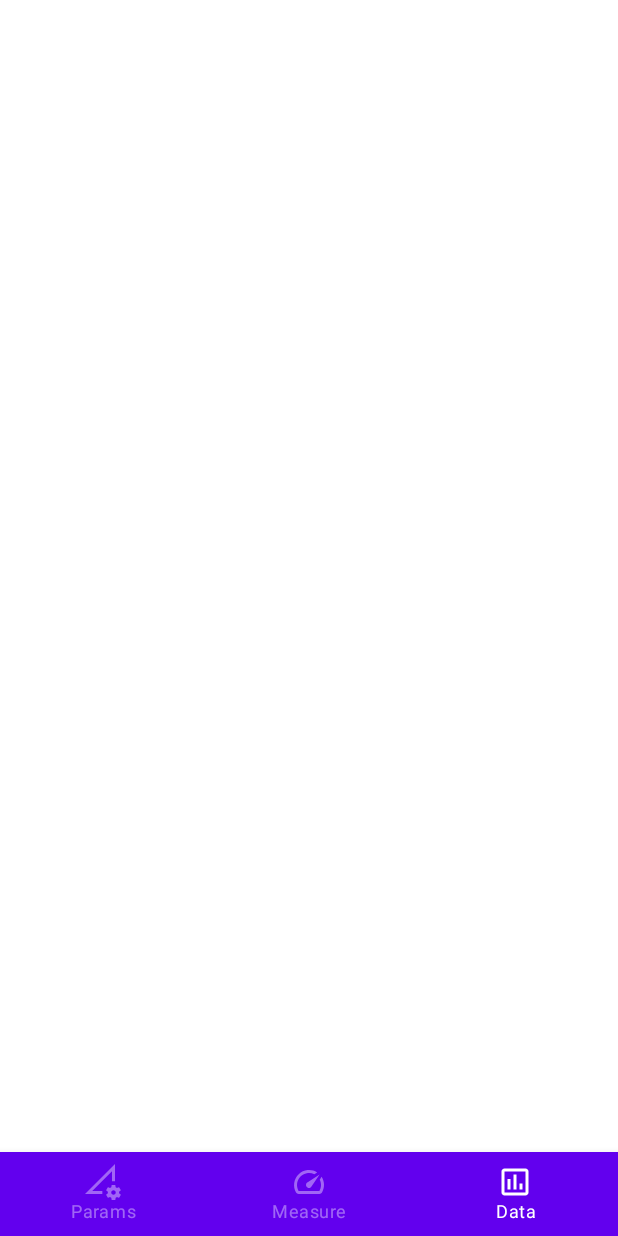
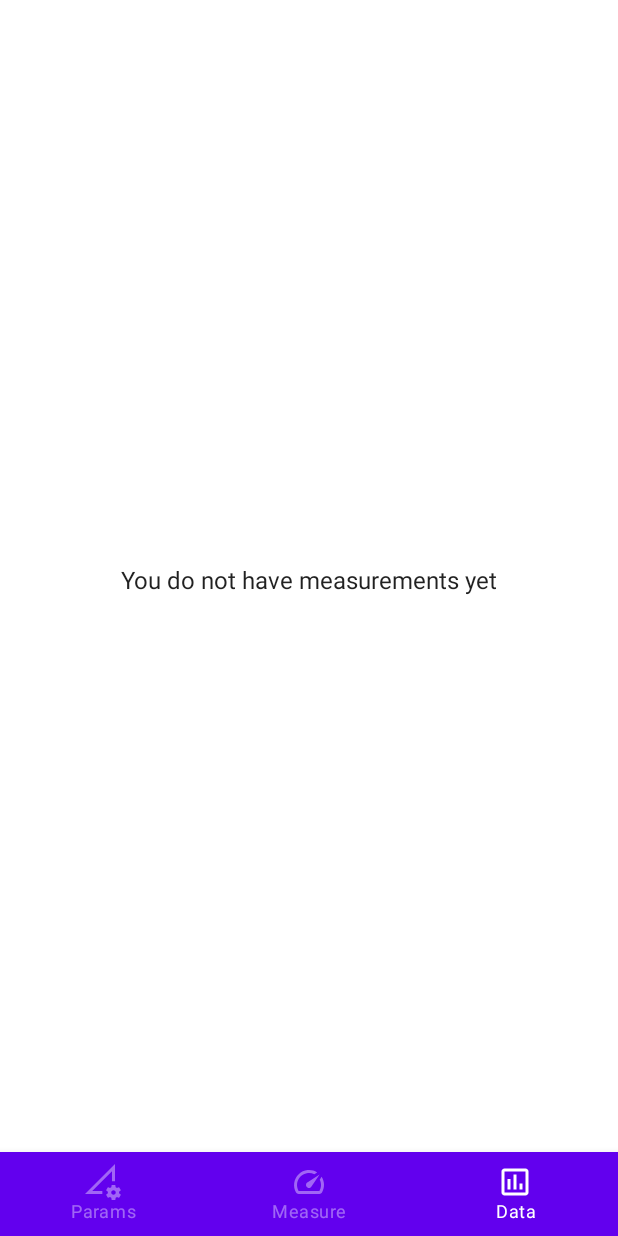
Before and after one commit to Imax1S/train_speed, an Android app built with Jetpack Compose: the Data screen opened through its navigation route, on a phone screen of 412 x 824 dp. Run offline under Robolectric (Android 15) with nearby library versions, the phone set to English and light mode, and no system bars; our stand-ins replace livedata-compose.

Commit message:
added empty state for data screen

```diff
--- a/app/src/main/java/com/example/train_speed/drawers/DataScreenDrawer.kt
+++ b/app/src/main/java/com/example/train_speed/drawers/DataScreenDrawer.kt
@@ -14,7 +14,9 @@ import androidx.compose.runtime.Composable
 import androidx.compose.runtime.getValue
 import androidx.compose.runtime.livedata.observeAsState
 import androidx.compose.ui.Alignment
+import com.example.train_speed.R
 import androidx.compose.ui.Modifier
+import androidx.compose.ui.res.stringResource
 import androidx.compose.ui.unit.dp
 import androidx.core.os.bundleOf
 import androidx.navigation.NavController
@@ -36,6 +38,8 @@ class DataScreenDrawer(
     fun DataScreen() {
 
         val measurements by dataScreenViewModel.items.observeAsState()
+
+        if (measurements?.size ?: 0 > 0) {
             LazyColumn(
                 modifier = Modifier
                     .fillMaxSize()
@@ -48,6 +52,18 @@ class DataScreenDrawer(
                     MeasurementRow(measurement)
                 }
             }
+        } else {
+            Column(
+                modifier = Modifier
+                    .fillMaxSize()
+                    .padding(bottom = 66.dp, top = padding, start = 16.dp, end = 16.dp),
+                horizontalAlignment = Alignment.CenterHorizontally,
+                verticalArrangement = Arrangement.Center
+            ) {
+                Text(text = stringResource(id = R.string.empty_data_screen))
+            }
+        }
+
     }
 
     @Composable
--- a/app/src/main/res/values/strings.xml
+++ b/app/src/main/res/values/strings.xml
@@ -1,10 +1,13 @@
 <resources>
     <string name="app_name">train_speed</string>
+
     <string name="manual_hint">This is a manual mode. Tap when you hear a took of the train</string>
     <string name="accelerometer_hint">This is an accelerometer mode.
         It uses phone\'s sensor to measure the acceleration and then calculates the speed</string>
     <string name="microphone_hint">This is a microphone mode. It uses phone\'s micro to count tooks</string>
     <string name="gps_hint">This is a simple gps. It is used for comparison with other modes</string>
+
+    <string name="empty_data_screen">You do not have measurements yet</string>
     <string name="rail_length">Rail length:</string>
     <string name="distance_between_carriages">Distance Between Carriages:</string>
     <string name="micro_start">Start</string>
```
Lines whose indentation alone changed are shown as unchanged.
